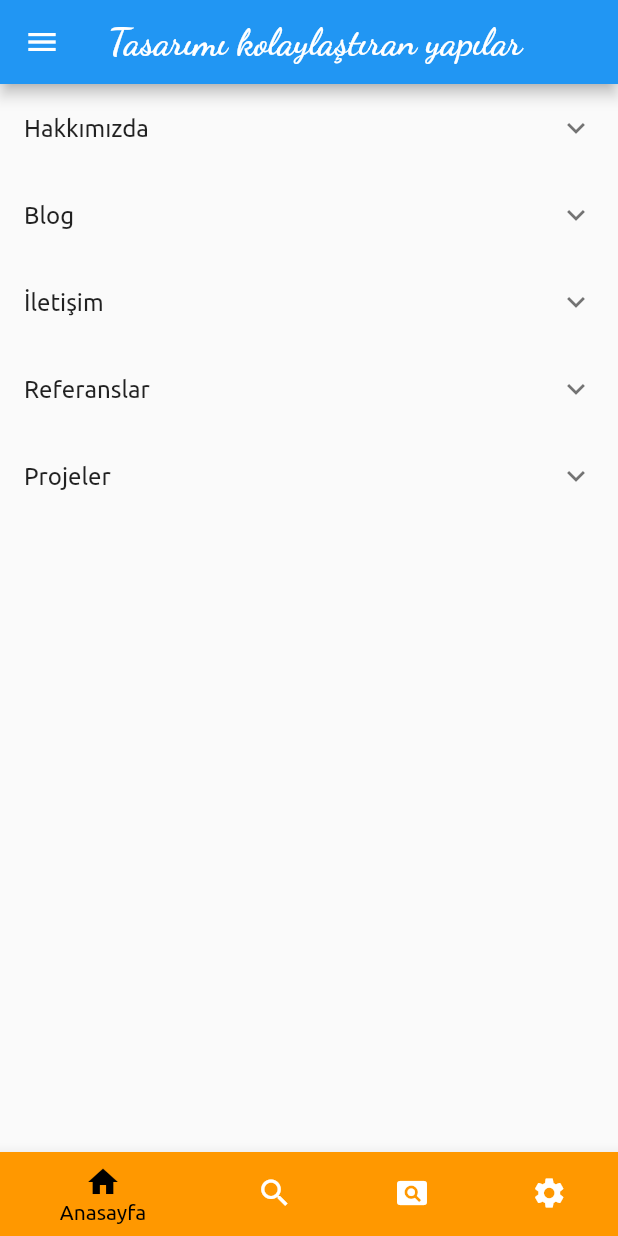
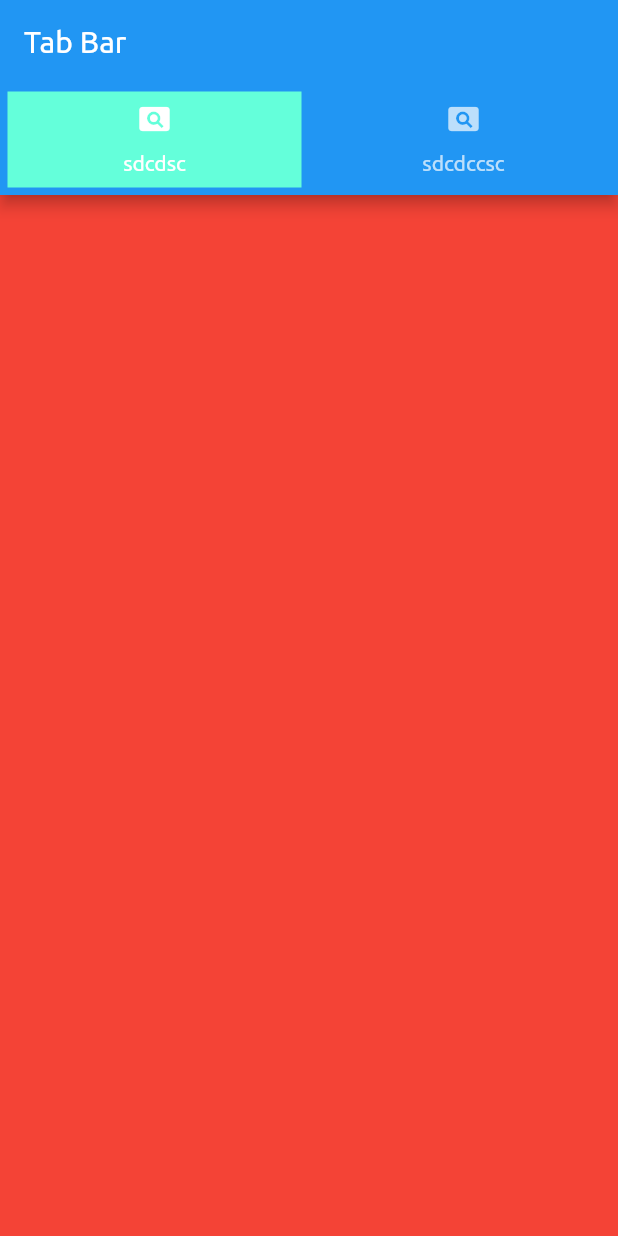
Before and after one commit to uluibrahim/Sifirdan-Flutter-Dersleri, a Flutter app: the screen it shows after launch, on a phone screen of 412 x 824 dp. Run offline on Flutter 3.47's test engine with Material 2 defaults, Android fonts, the phone set to English and light mode, and no system bars; our stand-ins replace date_format, flutter_easyloading, palette_generator.

Commit message:
TabBar kullanımı

```diff
--- a/Bolum7/tasarimi_kolaylastiran_yapilar/lib/main.dart
+++ b/Bolum7/tasarimi_kolaylastiran_yapilar/lib/main.dart
@@ -6,6 +6,7 @@ import 'package:tasarimi_kolaylastiran_yapilar/view/font_kullanimi.dart';
 
 import 'package:tasarimi_kolaylastiran_yapilar/view/page_view.dart';
 import 'package:tasarimi_kolaylastiran_yapilar/view/settings_page.dart';
+import 'package:tasarimi_kolaylastiran_yapilar/view/tab_bar.dart';
 
 void main() => runApp(MyApp());
 
@@ -34,7 +35,7 @@ class _MyAppState extends State<MyApp> {
     ayarSayfasi = SettingsPage();
     pageView = PageViewKullanimi(keyViewPageSayfasi);
 
-    tumSayfalar = [anaSayfa, aramaSayfasi, pageView, ayarSayfasi];
+    tumSayfalar = [anaSayfa, aramaSayfasi, pageView];
   }
 
   @override
@@ -43,12 +44,18 @@ class _MyAppState extends State<MyApp> {
       debugShowCheckedModeBanner: false,
       theme: ThemeData(fontFamily: "Ubuntu"),
       title: 'Tasarım',
-      home: Scaffold(
-        drawer: SafeArea(child: DrawerMenu()),
-        bottomNavigationBar: navMenu(),
-        appBar: appBar(),
-        body: Center(child: tumSayfalar![_currentIndex]),
-      ),
+      home: TabBarKullanimi(),
+    );
+  }
+
+  Scaffold buildScaffold() {
+    return Scaffold(
+      drawer: SafeArea(child: DrawerMenu()),
+      bottomNavigationBar: navMenu(),
+      appBar: appBar(),
+      body: _currentIndex < tumSayfalar!.length
+          ? tumSayfalar![_currentIndex]
+          : tumSayfalar![0],
     );
   }
 
--- /dev/null
+++ b/Bolum7/tasarimi_kolaylastiran_yapilar/lib/view/tab_bar.dart
@@ -0,0 +1,59 @@
+import 'package:flutter/material.dart';
+
+class TabBarKullanimi extends StatefulWidget {
+  TabBarKullanimi({Key? key}) : super(key: key);
+
+  @override
+  _TabBarKullanimiState createState() => _TabBarKullanimiState();
+}
+
+class _TabBarKullanimiState extends State<TabBarKullanimi>
+    with SingleTickerProviderStateMixin {
+  TabController? tabController;
+  @override
+  void initState() {
+    super.initState();
+    tabController = TabController(length: 2, vsync: this);
+  }
+
+  @override
+  Widget build(BuildContext context) {
+    return Scaffold(
+      body: TabBarView(
+        children: [
+          Container(
+            color: Colors.red,
+          ),
+          Container(color: Colors.green),
+        ],
+        controller: tabController,
+      ),
+      appBar: AppBar(
+        title: Text("Tab Bar"),
+        bottom: tabBar(),
+      ),
+    );
+  }
+
+  TabBar tabBar() {
+    return TabBar(
+      isScrollable: false,
+      automaticIndicatorColorAdjustment: true,
+      indicator: BoxDecoration(
+        color: Colors.tealAccent,
+      ),
+      indicatorPadding: EdgeInsets.all(5),
+      controller: tabController,
+      tabs: [
+        Tab(
+          icon: Icon(Icons.pageview),
+          text: "sdcdsc",
+        ),
+        Tab(
+          icon: Icon(Icons.pageview),
+          text: "sdcdccsc",
+        ),
+      ],
+    );
+  }
+}
```
